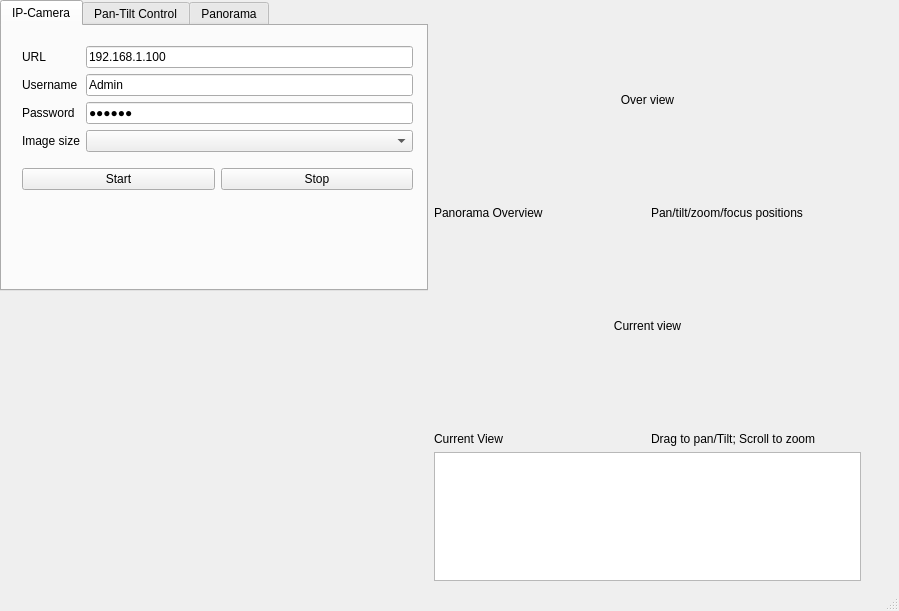
Qt form controller.ui (borevitzlab/Gigavision) before a commit.
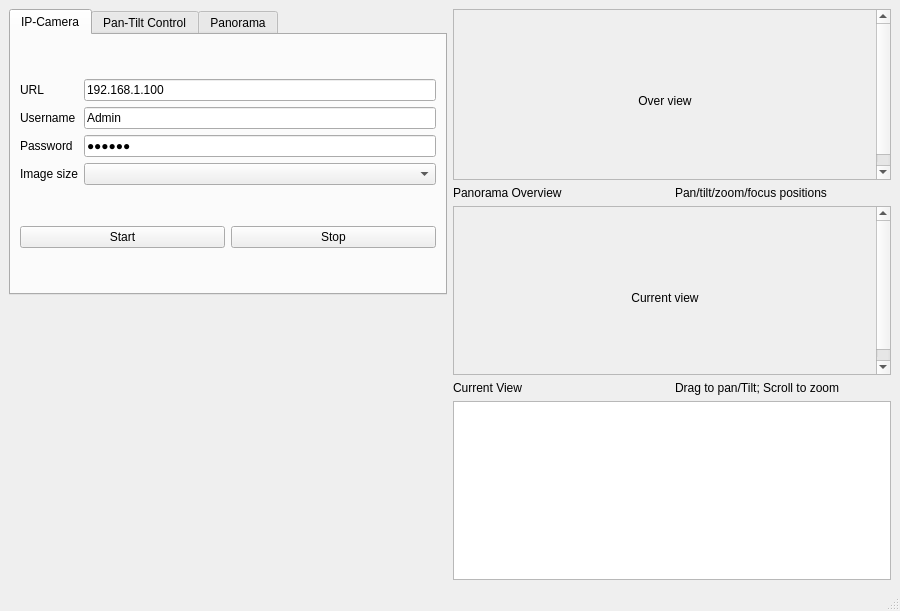
The same form after that commit.

Commit message: Update GUI for nbetter automatic resizing

The edit to the form file:
```diff
--- a/controller.ui
+++ b/controller.ui
@@ -6,7 +6,7 @@
    <rect>
     <x>0</x>
     <y>0</y>
-    <width>899</width>
+    <width>900</width>
     <height>611</height>
    </rect>
   </property>
@@ -14,39 +14,46 @@
    <string>MainWindow</string>
   </property>
   <widget class="QWidget" name="centralwidget">
-   <widget class="QWidget" name="horizontalLayoutWidget">
-    <property name="geometry">
-     <rect>
-      <x>0</x>
-      <y>0</y>
-      <width>861</width>
-      <height>581</height>
-     </rect>
-    </property>
+   <layout class="QVBoxLayout" name="verticalLayout">
+    <item>
     <layout class="QHBoxLayout" name="horizontalLayout_5" stretch="0,0">
+      <property name="sizeConstraint">
+       <enum>QLayout::SetDefaultConstraint</enum>
+      </property>
      <item>
       <layout class="QVBoxLayout" name="verticalLayout_5">
+        <property name="sizeConstraint">
+         <enum>QLayout::SetFixedSize</enum>
+        </property>
        <item>
         <widget class="QTabWidget" name="tabWidget">
+          <property name="minimumSize">
+           <size>
+            <width>100</width>
+            <height>50</height>
+           </size>
+          </property>
          <property name="currentIndex">
           <number>0</number>
          </property>
          <widget class="QWidget" name="tabIPCamera">
+           <property name="minimumSize">
+            <size>
+             <width>100</width>
+             <height>0</height>
+            </size>
+           </property>
           <attribute name="title">
            <string>IP-Camera</string>
           </attribute>
-          <widget class="QWidget" name="verticalLayoutWidget_3">
-           <property name="geometry">
-            <rect>
-             <x>20</x>
-             <y>10</y>
-             <width>391</width>
-             <height>165</height>
-            </rect>
-           </property>
+           <layout class="QHBoxLayout" name="horizontalLayout_2">
+            <item>
            <layout class="QVBoxLayout" name="verticalLayout_4">
             <item>
              <layout class="QGridLayout" name="gridLayout_3">
+                <property name="sizeConstraint">
+                 <enum>QLayout::SetFixedSize</enum>
+                </property>
               <item row="0" column="0">
                <widget class="QLabel" name="label_5">
                 <property name="text">
@@ -132,7 +139,8 @@
              </layout>
             </item>
            </layout>
-          </widget>
+            </item>
+           </layout>
          </widget>
          <widget class="QWidget" name="tabPanTilt">
           <attribute name="title">
@@ -252,11 +260,32 @@
      <item>
       <layout class="QVBoxLayout" name="verticalLayout_3">
        <item>
+         <widget class="QScrollArea" name="scrollArea_2">
+          <property name="widgetResizable">
+           <bool>true</bool>
+          </property>
+          <widget class="QWidget" name="scrollAreaWidgetContents_2">
+           <property name="geometry">
+            <rect>
+             <x>0</x>
+             <y>0</y>
+             <width>417</width>
+             <height>182</height>
+            </rect>
+           </property>
+           <layout class="QHBoxLayout" name="horizontalLayout">
+            <item>
         <widget class="QLabel" name="labelOverviewImage">
+              <property name="sizePolicy">
+               <sizepolicy hsizetype="Expanding" vsizetype="Expanding">
+                <horstretch>0</horstretch>
+                <verstretch>0</verstretch>
+               </sizepolicy>
+              </property>
          <property name="minimumSize">
           <size>
            <width>100</width>
-           <height>200</height>
+                <height>164</height>
           </size>
          </property>
          <property name="text">
@@ -267,6 +296,10 @@
          </property>
         </widget>
        </item>
+           </layout>
+          </widget>
+         </widget>
+        </item>
        <item>
         <layout class="QHBoxLayout" name="horizontalLayout_7">
          <item>
@@ -286,11 +319,35 @@
         </layout>
        </item>
        <item>
+         <widget class="QScrollArea" name="scrollArea">
+          <property name="widgetResizable">
+           <bool>true</bool>
+          </property>
+          <widget class="QWidget" name="scrollAreaWidgetContentsCurrentView">
+           <property name="geometry">
+            <rect>
+             <x>0</x>
+             <y>0</y>
+             <width>417</width>
+             <height>181</height>
+            </rect>
+           </property>
+           <layout class="QVBoxLayout" name="verticalLayout_2">
+            <item>
         <widget class="QLabel" name="labelCurrentViewImage">
+              <property name="enabled">
+               <bool>true</bool>
+              </property>
+              <property name="sizePolicy">
+               <sizepolicy hsizetype="Expanding" vsizetype="Expanding">
+                <horstretch>0</horstretch>
+                <verstretch>0</verstretch>
+               </sizepolicy>
+              </property>
          <property name="minimumSize">
           <size>
            <width>100</width>
-           <height>200</height>
+                <height>163</height>
           </size>
          </property>
          <property name="text">
@@ -301,6 +358,13 @@
          </property>
         </widget>
        </item>
+           </layout>
+           <zorder>labelCurrentViewImage</zorder>
+           <zorder>labelCurrentViewImage</zorder>
+           <zorder>labelCurrentViewImage</zorder>
+          </widget>
+         </widget>
+        </item>
        <item>
         <layout class="QHBoxLayout" name="horizontalLayout_8">
          <item>
@@ -320,25 +384,20 @@
         </layout>
        </item>
        <item>
-        <spacer name="verticalSpacer">
-         <property name="orientation">
-          <enum>Qt::Vertical</enum>
-         </property>
-         <property name="sizeHint" stdset="0">
-          <size>
-           <width>20</width>
-           <height>40</height>
-          </size>
-         </property>
-        </spacer>
-       </item>
-       <item>
-        <widget class="QTextEdit" name="textEditMessages"/>
-       </item>
-      </layout>
-     </item>
-    </layout>
-   </widget>
+         <widget class="QTextEdit" name="textEditMessages">
+          <property name="sizePolicy">
+           <sizepolicy hsizetype="Preferred" vsizetype="Preferred">
+            <horstretch>0</horstretch>
+            <verstretch>0</verstretch>
+           </sizepolicy>
+          </property>
+         </widget>
+        </item>
+       </layout>
+      </item>
+     </layout>
+    </item>
+   </layout>
   </widget>
   <widget class="QStatusBar" name="statusbar"/>
  </widget>
```
Lines whose indentation alone changed are shown as unchanged. The commit also changes 1 other file.
